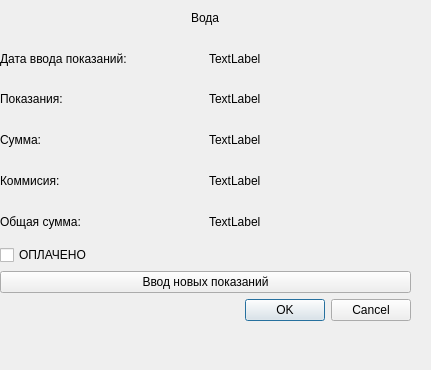
The window that water.ui (FenyukAndrew/QtCalculatePayment) describes before a commit, drawn with Qt 5.
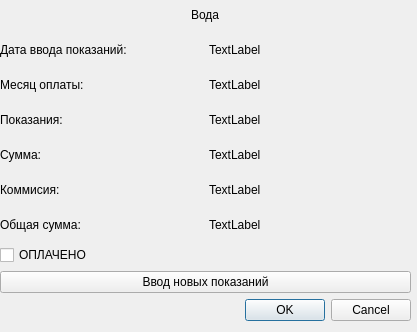
The same window after the commit.

Diff of the .ui file:
```diff
--- a/water.ui
+++ b/water.ui
@@ -6,8 +6,8 @@
    <rect>
     <x>0</x>
     <y>0</y>
-    <width>431</width>
-    <height>370</height>
+    <width>417</width>
+    <height>332</height>
    </rect>
   </property>
   <property name="sizePolicy">
@@ -35,14 +35,11 @@
     </rect>
    </property>
    <layout class="QVBoxLayout" name="verticalLayout">
+    <property name="sizeConstraint">
+     <enum>QLayout::SetMaximumSize</enum>
+    </property>
     <item alignment="Qt::AlignHCenter">
      <widget class="QLabel" name="label">
-      <property name="maximumSize">
-       <size>
-        <width>33</width>
-        <height>43</height>
-       </size>
-      </property>
       <property name="text">
        <string>Вода</string>
       </property>
@@ -70,7 +67,25 @@
      </layout>
     </item>
     <item>
-     <layout class="QHBoxLayout" name="horizontalLayout">
+     <layout class="QHBoxLayout" name="horizontalLayout_3_1">
+      <item>
+       <widget class="QLabel" name="label_3_1">
+        <property name="text">
+         <string>Месяц оплаты:</string>
+        </property>
+       </widget>
+      </item>
+      <item>
+       <widget class="QLabel" name="Month_Year_Payment">
+        <property name="text">
+         <string>TextLabel</string>
+        </property>
+       </widget>
+      </item>
+     </layout>
+    </item>
+    <item>
+     <layout class="QHBoxLayout" name="horizontalLayout1">
       <item>
        <widget class="QLabel" name="label_4">
         <property name="text">
@@ -79,7 +94,7 @@
        </widget>
       </item>
       <item>
-       <widget class="QLabel" name="label_41">
+       <widget class="QLabel" name="Value">
         <property name="text">
          <string>TextLabel</string>
         </property>
@@ -88,7 +103,7 @@
      </layout>
     </item>
     <item>
-     <layout class="QHBoxLayout" name="horizontalLayout">
+     <layout class="QHBoxLayout" name="horizontalLayout2">
       <item>
        <widget class="QLabel" name="label_5">
         <property name="text">
@@ -97,7 +112,7 @@
        </widget>
       </item>
       <item>
-       <widget class="QLabel" name="label_51">
+       <widget class="QLabel" name="Sum">
         <property name="text">
          <string>TextLabel</string>
         </property>
@@ -106,7 +121,7 @@
      </layout>
     </item>
     <item>
-     <layout class="QHBoxLayout" name="horizontalLayout">
+     <layout class="QHBoxLayout" name="horizontalLayout3">
       <item>
        <widget class="QLabel" name="label_6">
         <property name="text">
@@ -115,7 +130,7 @@
        </widget>
       </item>
       <item>
-       <widget class="QLabel" name="label_61">
+       <widget class="QLabel" name="Commission">
         <property name="text">
          <string>TextLabel</string>
         </property>
@@ -124,7 +139,7 @@
      </layout>
     </item>
     <item>
-     <layout class="QHBoxLayout" name="horizontalLayout">
+     <layout class="QHBoxLayout" name="horizontalLayout4">
       <item>
        <widget class="QLabel" name="label_7">
         <property name="text">
@@ -133,7 +148,7 @@
        </widget>
       </item>
       <item>
-       <widget class="QLabel" name="label_71">
+       <widget class="QLabel" name="Sum_Commission">
         <property name="text">
          <string>TextLabel</string>
         </property>
```
Left out of the diff: 8 changed lines with no effect on the pictures.
